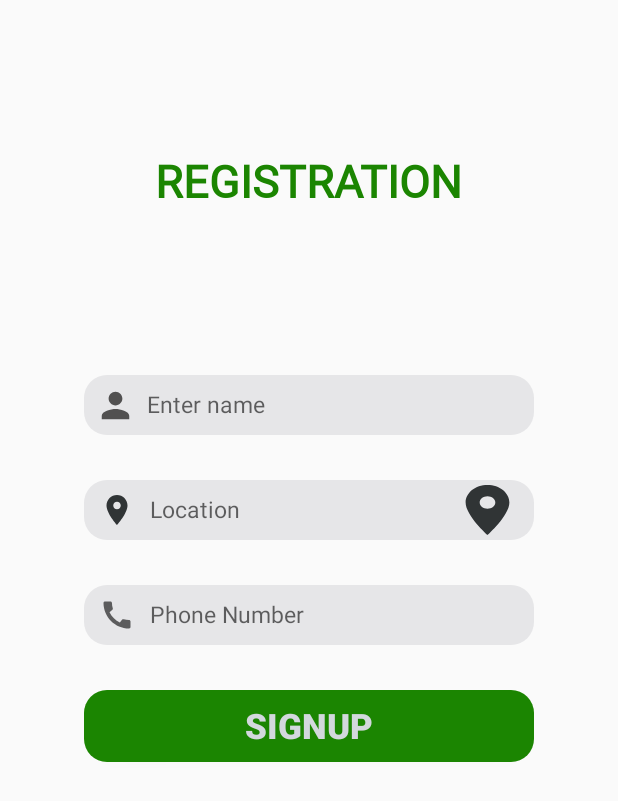
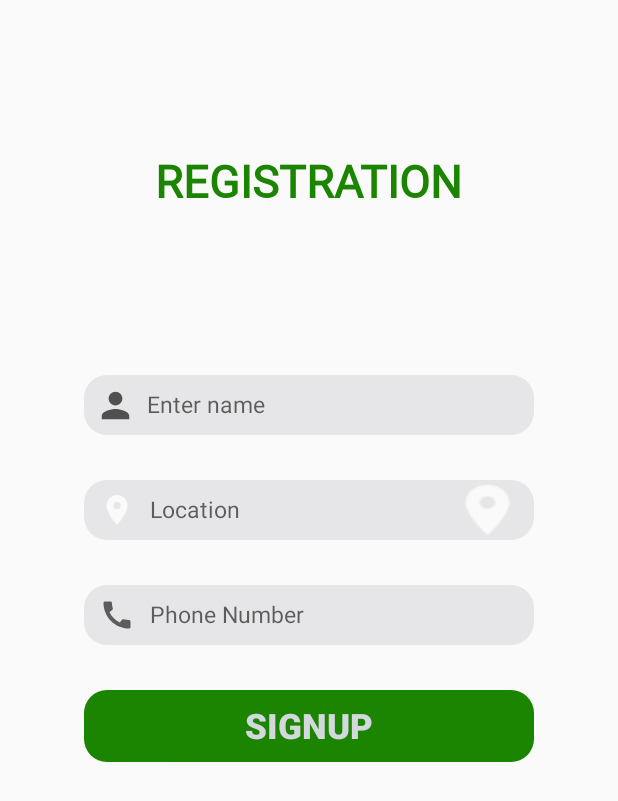
Before and after one commit to noorulahsanpp/Grocery-Consumer-Android-Firebase, an Android app: the screen it shows after launch (UserRegistration), after a tap on "New User?Click here", on a phone screen of 412 x 824 dp. Shown: the top 801 px of the screen. Run offline under Robolectric (Android 15) with nearby library versions, the phone set to English and light mode, and no system bars; our stand-ins replace Firebase (no records; nobody signed in at launch, a user with empty details on screens opened directly), Picasso; 2 statements that could not run were skipped.

Commit message:
Map added

```diff
--- a/app/src/main/java/com/example/grocery_consumer/CartAdapter.java
+++ b/app/src/main/java/com/example/grocery_consumer/CartAdapter.java
@@ -136,7 +136,7 @@ public class CartAdapter extends RecyclerView.Adapter<CartAdapter.CartHolder> {
                                       ProductAdapter.num = num;
                     ProductAdapter.name = name;
                     ProductAdapter.prices = prices;
-                    ProductAdapter.images = images;
+                    ProductAdapter.images = imageurl;
                    ProductAdapter.setProducts();
                 }
             });
--- a/app/src/main/java/com/example/grocery_consumer/MainActivity.java
+++ b/app/src/main/java/com/example/grocery_consumer/MainActivity.java
@@ -4,6 +4,7 @@ import androidx.annotation.NonNull;
 import androidx.appcompat.app.AppCompatActivity;
 
 import android.content.Intent;
+import android.content.SharedPreferences;
 import android.os.Bundle;
 import android.view.Menu;
 import android.view.MenuItem;
@@ -22,13 +23,16 @@ import com.google.firebase.firestore.QuerySnapshot;
 import java.util.ArrayList;
 
 public class MainActivity extends AppCompatActivity {
+
+    public static final String MyPREFERENCES = "MyPrefs" ;
+    SharedPreferences sharedPreferences;
     FirebaseFirestore firebaseFirestore;
     private FirebaseAuth mAuth;
     CollectionReference collectionReference;
     static  TextView textCartItemCount;
    static int mCartItemCount;
      ArrayList quantity = new ArrayList();
-    static String storeid;
+    static String storeid,userID,username,phone;
     @Override
     protected void onCreate(Bundle savedInstanceState) {
         super.onCreate(savedInstanceState);
@@ -36,6 +40,9 @@ public class MainActivity extends AppCompatActivity {
         setContentView(R.layout.badgelayout);
         mAuth = FirebaseAuth.getInstance();
         firebaseFirestore = FirebaseFirestore.getInstance();
+        userID = mAuth.getCurrentUser().getUid();
+        sharedPreferences = getSharedPreferences(MyPREFERENCES, MODE_PRIVATE);
+
         getquantity();
     }
 
@@ -66,10 +73,14 @@ public class MainActivity extends AppCompatActivity {
         {
             logout();
         }
+
+        else if(item.getItemId() == R.id.location){
+            startActivity(new Intent(this, MapsActivity.class));
+        }
         return super.onOptionsItemSelected(item);
     }
     public void getquantity(){
-           collectionReference= firebaseFirestore.collection("customers").document("sBNr4AvrnanDsTAcexKQ").collection("cart");
+           collectionReference= firebaseFirestore.collection("customers").document(userID).collection("cart");
         collectionReference.document("cart").get().addOnCompleteListener(new OnCompleteListener<DocumentSnapshot>() {
             @Override
             public void onComplete(@NonNull Task<DocumentSnapshot> task) {
@@ -115,5 +126,13 @@ public class MainActivity extends AppCompatActivity {
         finish();
         return;
     }
+    public void setSharedPreferences(){
+        sharedPreferences = getSharedPreferences(MyPREFERENCES, MODE_PRIVATE);
+        SharedPreferences.Editor editor = sharedPreferences.edit();
+        editor.putString("userid", userID);
+        editor.putString("username", username);
+        editor.putString("phone", phone);
+        editor.commit();
+    }
 
- }
+}
--- a/app/src/main/res/drawable/ic_action_location.xml
+++ b/app/src/main/res/drawable/ic_action_location.xml
@@ -3,7 +3,7 @@
     android:height="24dp"
     android:viewportWidth="24"
     android:viewportHeight="24"
-    android:tint="#020709"
+    android:tint="#FFFFFF"
     android:alpha="0.8">
   <path
       android:fillColor="@android:color/white"
--- a/app/src/main/res/menu/main.xml
+++ b/app/src/main/res/menu/main.xml
@@ -1,6 +1,12 @@
 <?xml version="1.0" encoding="utf-8"?>
 <menu xmlns:android="http://schemas.android.com/apk/res/android"
     xmlns:app="http://schemas.android.com/apk/res-auto">
+    <item
+        android:id="@+id/location"
+        android:icon="@drawable/ic_action_location"
+        android:orderInCategory="100"
+        app:showAsAction="always"
+        android:title="location" />
     <item
         android:id="@+id/action_cart"
         android:icon="@drawable/ic_action_cart"
```
Also changed, not shown: app/src/main/java/com/example/grocery_consumer/Shops.java (+25 -12 lines), app/src/main/res/drawable-hdpi/ic_action_location.png (added), app/src/main/res/drawable-mdpi/ic_action_location.png (added), app/src/main/res/drawable-xhdpi/ic_action_location.png (added), app/src/main/res/drawable-xxhdpi/ic_action_location.png (added).
